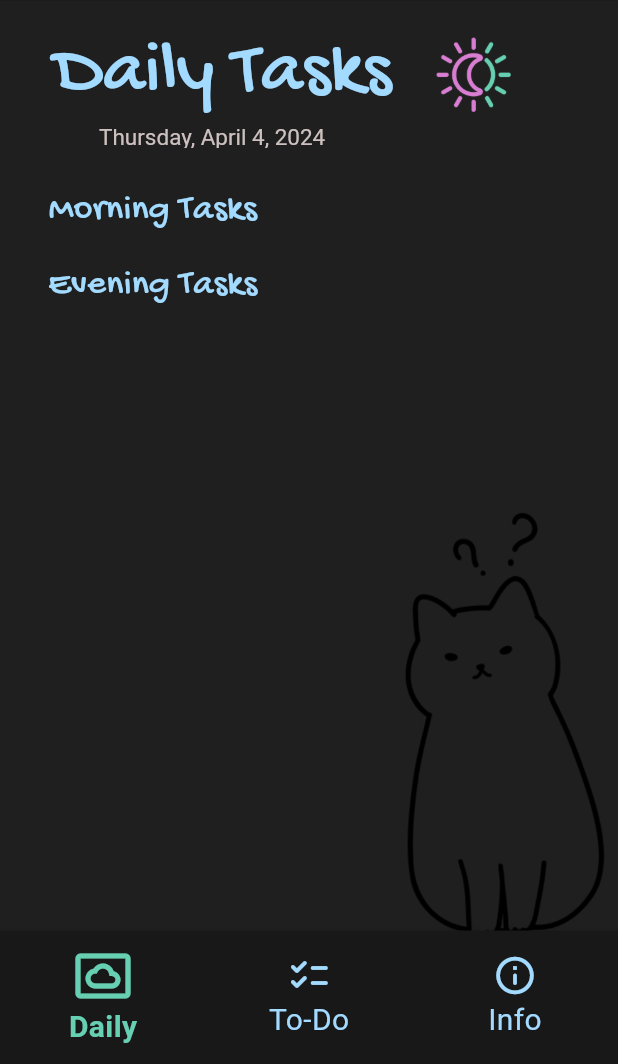
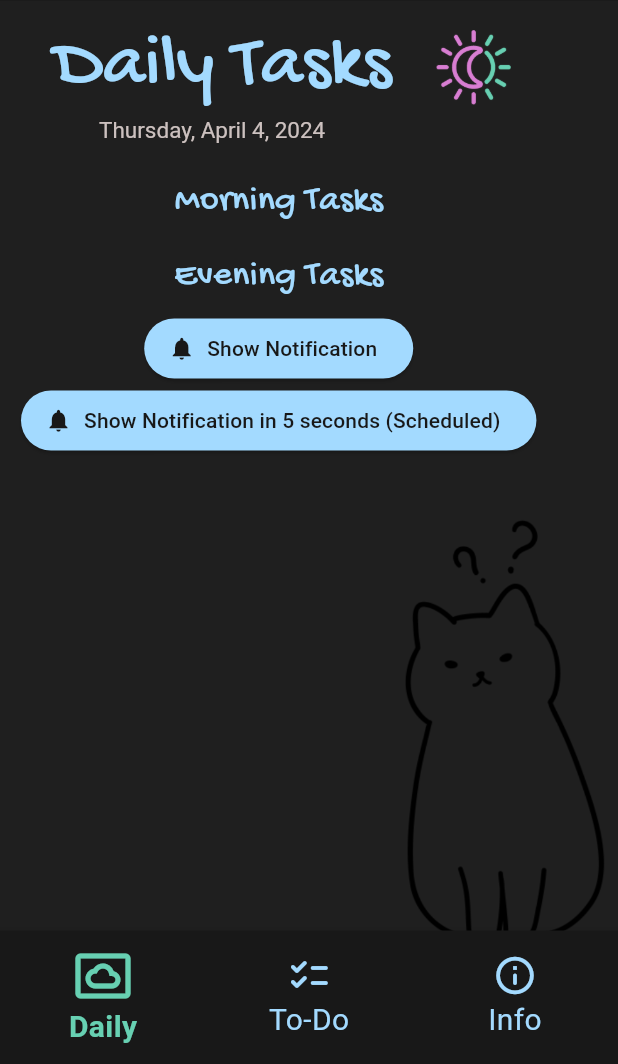
Before and after one commit to puranenjenny/scatterbrain, a Flutter app: the screen it shows after launch, on a phone screen of 412 x 824 dp, the part 172-1236 px from its top. Run offline on Flutter 3.47's test engine with Material 3 defaults, Android fonts, the phone set to English and light mode, and no system bars; our stand-ins replace flutter_local_notifications, sqflite, timezone; missing offline and left inert: android_alarm_manager_plus; accounts and stored records are empty; Roboto replaces fonts that are missing (FiraCode, FireCode).

Commit message:
daily reset ei toimi, mutta ajastetut notifikaatiot toimii-ish

```diff
--- /dev/null
+++ b/lib/api/notification_api.dart
@@ -0,0 +1,137 @@
+import 'package:android_alarm_manager_plus/android_alarm_manager_plus.dart';
+import 'package:flutter/material.dart';
+import 'package:flutter_local_notifications/flutter_local_notifications.dart';
+import 'package:timezone/data/latest.dart' as tz;
+import 'package:timezone/timezone.dart' as tz;
+
+class NotificationApi {
+  static final _notifications = FlutterLocalNotificationsPlugin();
+
+  static Future<void> init() async {
+    tz.initializeTimeZones();
+
+    final AndroidInitializationSettings initializationSettingsAndroid =
+        AndroidInitializationSettings('@mipmap/ic_launcher');
+    final DarwinInitializationSettings initializationSettingsIOS =
+        DarwinInitializationSettings();
+    final InitializationSettings initializationSettings = InitializationSettings(
+      android: initializationSettingsAndroid,
+      iOS: initializationSettingsIOS,
+    );
+    tz.initializeTimeZones();
+    await _notifications.initialize(initializationSettings);
+  }
+
+
+  static Future _notificationDetails() async {
+    return NotificationDetails(
+      android: AndroidNotificationDetails(
+        'channel id',
+        'Scatterbrain',
+        channelDescription: 'channel description',
+        importance: Importance.max, // korkein prioriteetti
+      ),
+      iOS: DarwinNotificationDetails(),
+    );
+  }
+
+  static Future showNotification({
+    int id = 0,
+    String? title,
+    String? body,
+    String? payload,
+  }) async =>
+      _notifications.show(
+        id,
+        title,
+        body,
+        await _notificationDetails(),
+        payload: payload,
+      );
+
+  // Vaihtoehto 1: Ilmoitus 5 sekunnin kuluttua
+static show5SecondsNotification({
+    int id = 0,
+    String? title,
+    String? body,
+    String? payload,
+    required tz.TZDateTime scheduledDate, // Lisää tämä rivi
+  }) async =>
+    _notifications.zonedSchedule(
+      id,
+      title,
+      body,
+      scheduledDate, // Käytä tätä arvoa
+      await _notificationDetails(),
+      payload: payload,
+      androidScheduleMode: AndroidScheduleMode.exact,
+      uiLocalNotificationDateInterpretation:
+          UILocalNotificationDateInterpretation.absoluteTime,
+      matchDateTimeComponents: DateTimeComponents.time,
+    );
+
+  // Vaihtoehto 2: Ilmoitus joka päivä kello 10
+  static Future showDailyNotification({
+    int id = 0,
+    String? title,
+    String? body,
+    String? payload,
+  }) async {
+    final scheduledDate = _ajastaDaily(Time(10, 0));
+    return showAjastettuNotification(id: id, title: title, body: body, payload: payload, scheduledDate: scheduledDate);
+  }
+
+  // Vaihtoehto 3: Ilmoitus tiettyinä viikonpäivinä
+  static Future showWeeklyNotification({
+    int id = 0,
+    String? title,
+    String? body,
+    String? payload,
+    required List<int> days,
+  }) async {
+    final scheduledDate = _ajastaWeekly(Time(10, 0), days: days);
+    return showAjastettuNotification(id: id, title: title, body: body, payload: payload, scheduledDate: scheduledDate, matchDateTimeComponents: DateTimeComponents.dayOfWeekAndTime);
+  }
+
+  // Apumetodit
+  static Future showAjastettuNotification({
+    int id = 0,
+    String? title,
+    String? body,
+    String? payload,
+    required tz.TZDateTime scheduledDate,
+    DateTimeComponents matchDateTimeComponents = DateTimeComponents.time,
+  }) async =>
+      _notifications.zonedSchedule(
+        id,
+        title,
+        body,
+        scheduledDate,
+        await _notificationDetails(),
+        payload: payload,
+        androidScheduleMode: AndroidScheduleMode.exact,
+        uiLocalNotificationDateInterpretation: UILocalNotificationDateInterpretation.absoluteTime,
+        matchDateTimeComponents: matchDateTimeComponents,
+      );
+
+  static tz.TZDateTime _ajastaDaily(Time time) {
+    final now = tz.TZDateTime.now(tz.local);
+    final scheduledDate = tz.TZDateTime(tz.local, now.year, now.month, now.day, time.hour, time.minute);
+    return scheduledDate.isBefore(now) ? scheduledDate.add(const Duration(days: 1)) : scheduledDate;
+  }
+
+  static tz.TZDateTime _ajastaWeekly(Time time, {required List<int> days}) {
+    tz.TZDateTime scheduledDate = _ajastaDaily(time);
+    while (!days.contains(scheduledDate.weekday)) {
+      scheduledDate = scheduledDate.add(const Duration(days: 1));
+    }
+    return scheduledDate;
+  }
+}
+
+class Time {
+  final int hour;
+  final int minute;
+
+  Time(this.hour, this.minute);
+}
--- a/lib/daily_sivu.dart
+++ b/lib/daily_sivu.dart
@@ -1,8 +1,11 @@
 import 'package:flutter/material.dart';
+import 'package:scatter_brain/api/notification_api.dart';
 import 'package:intl/intl.dart';
 import 'package:scatter_brain/constants/colors.dart';
 import 'package:scatter_brain/database/daily_model.dart';
 import 'package:scatter_brain/database/database_helper.dart';
+import 'package:timezone/data/latest.dart' as tz;
+import 'package:timezone/timezone.dart' as tz;
 
 class DailySivu extends StatefulWidget {
   @override
@@ -17,6 +20,7 @@
   @override
   void initState() {
     super.initState();
+    tz.initializeTimeZones();
     _loadDailys();
   }
 
@@ -79,9 +83,9 @@
       backgroundColor: Tausta,
       appBar: AppBar(
         backgroundColor: Tausta,
-        toolbarHeight: 98,
+        toolbarHeight: 108,
         title: Padding(
-          padding: const EdgeInsets.only(left: 20, right: 20, top: 20, bottom: 0),
+          padding: const EdgeInsets.only(left: 20, right: 20, top: 20, bottom: 20),
           child: Column(
             crossAxisAlignment: CrossAxisAlignment.start,
             children: [
@@ -113,11 +117,48 @@
           ),
           SingleChildScrollView(
             child: Padding(
-              padding: const EdgeInsets.all(16.0),
+              padding: const EdgeInsets.only(left: 14, right: 14, top: 0, bottom: 14),
               child: Column(
                 children: [
                   _buildTaskList(_morningDailys, "Morning Tasks"),
                   _buildTaskList(_eveningDailys, "Evening Tasks"),
+                  _buildButton(
+                    title: 'Show Notification',
+                    icon: Icon(Icons.notifications), // Use an icon widget directly
+                    onPressed: () async {
+                      await NotificationApi.showNotification(
+                        title: 'Reminder',
+                        body: 'You have unfinished tasks!',
+                        payload: 'payload', // payload tarkoittaa tietoa joka voidaan lähettää notifikaation mukana, optional
+                      );
+                    },
+                  ),
+/*                   _buildButton(
+                    title: 'Show Notification in 5 seconds (Scheduled)',
+                    icon: Icon(Icons.notifications), // Use an icon widget directly
+                    onPressed: () async {
+                      await NotificationApi.show5SecondsNotification(
+                        title: 'Reminder',
+                        body: 'You have unfinished tasks!',
+                        payload: 'payload', // payload tarkoittaa tietoa joka voidaan lähettää notifikaation mukana, optional
+                        scheduledDate: scheduledDate,
+                      );
+                    },
+                  ), */
+                  _buildButton(
+                    title: 'Show Notification in 5 seconds (Scheduled)',
+                    icon: Icon(Icons.notifications),
+                    onPressed: () async {
+                      final tz.TZDateTime scheduledDate = tz.TZDateTime.now(tz.local).add(const Duration(seconds: 5));
+                      await NotificationApi.show5SecondsNotification(
+                        id: 1, // Uniikki ID jokaiselle ilmoitukselle
+                        title: 'Reminder',
+                        body: 'You have unfinished tasks!',
+                        payload: 'payload',
+                        scheduledDate: scheduledDate, // Ajastettu aika
+                      );
+                    },
+                  ),
                 ],
               ),
             ),
@@ -126,4 +167,21 @@
       ),
     );
 }
+
+Widget _buildButton({required String title, required Widget icon, required VoidCallback onPressed}) {
+  return ElevatedButton.icon(
+    icon: icon,
+    label: Text(title),
+    onPressed: onPressed,
+    style: ElevatedButton.styleFrom(
+      backgroundColor: Sininen,
+      foregroundColor: TummaTausta,
+      shape: RoundedRectangleBorder(
+        borderRadius: BorderRadius.circular(32.0),
+      ),
+    ),
+  );
 }
+
+
+}
--- a/lib/todo_sivu.dart
+++ b/lib/todo_sivu.dart
@@ -129,7 +129,7 @@
         ),
         actions: <Widget>[
             Row(
-              mainAxisAlignment: MainAxisAlignment.spaceBetween, // rivin keskitys
+              mainAxisAlignment: MainAxisAlignment.spaceBetween, // rivin keskitys ja väli
               children: [
                 TextButton(
                   child: Text('CANCEL', style: TextStyle(color: Sininen, fontFamily: 'FiraCode', fontSize: 18)),
@@ -185,7 +185,7 @@
       backgroundColor: Tausta,
       appBar: AppBar(
         backgroundColor: Tausta,
-        toolbarHeight: 98,
+        toolbarHeight: 88,
         title: Padding(
           padding: const EdgeInsets.only(left: 20, right: 20, top: 25, bottom: 25),
           child: Text('Todo List', style: TextStyle(color: Sininen, fontSize: 50, fontFamily: 'GochiHand')),
```
Also changed, not shown: lib/main_sivu.dart (+26 -10 lines), 7 other files.
